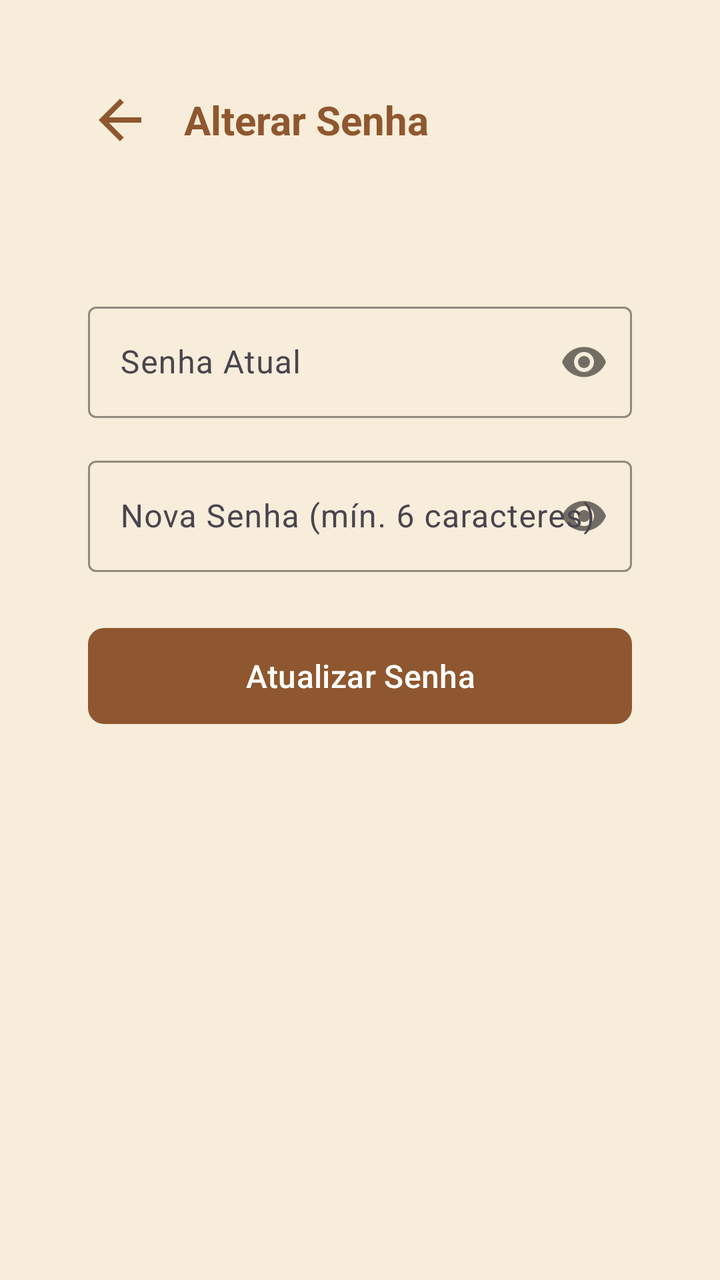
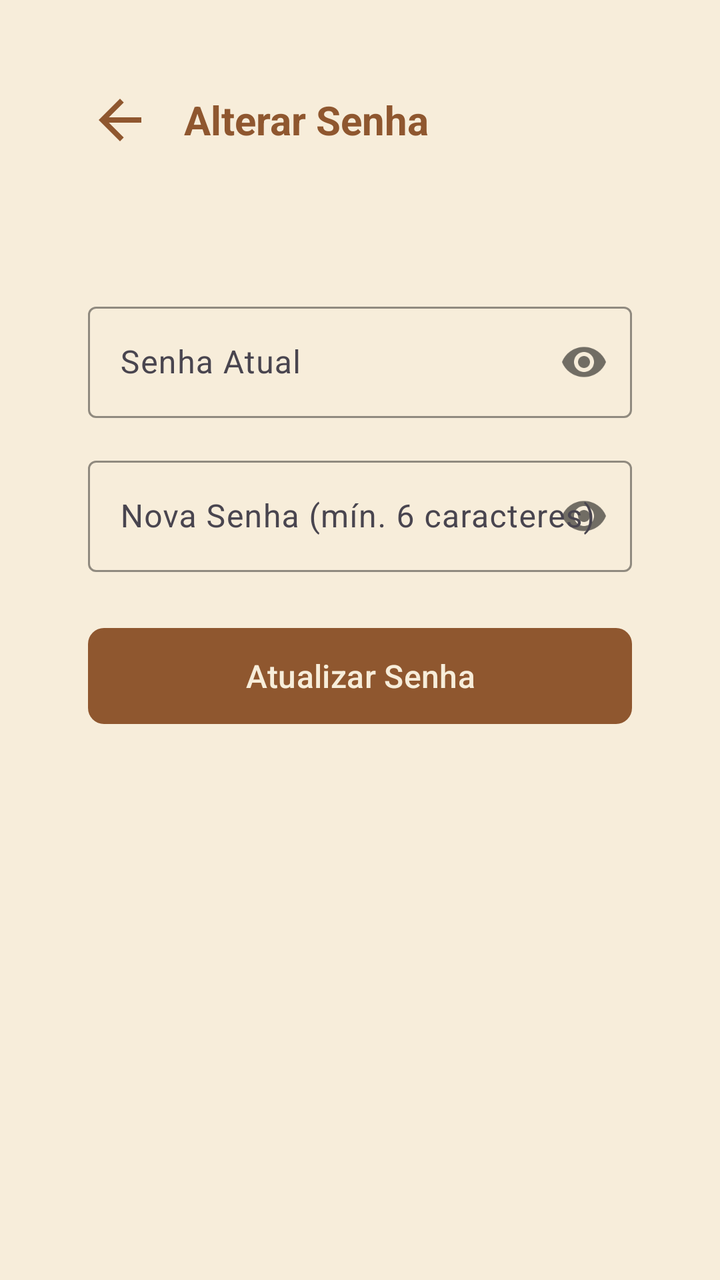

Screens rendered from an Android XML layout before and after an edit, with the pre-edit source and the edit as a unified diff.
<!-- AndroidManifest.xml: application theme Theme.VangustApp -->
<!-- res/layout/activity_alterar_senha.xml -->
<?xml version="1.0" encoding="utf-8"?>
<LinearLayout xmlns:android="http://schemas.android.com/apk/res/android"
    xmlns:app="http://schemas.android.com/apk/res-auto"
    android:id="@+id/main_alterar_senha"
    android:layout_width="match_parent"
    android:layout_height="match_parent"
    android:background="#F7EDDA"
    android:orientation="vertical"
    android:padding="24dp">

    
    <LinearLayout
        android:padding="20dp"
        android:layout_width="match_parent"
        android:layout_height="wrap_content"
        android:gravity="center_vertical"
        android:orientation="horizontal"
        android:layout_marginBottom="32dp">

        <ImageView
            android:id="@+id/btnVoltarAlterarSenha"
            android:layout_width="32dp"
            android:layout_height="32dp"
            android:src="@drawable/baseline_arrow_back"
            app:tint="#8F572F"
            android:contentDescription="Voltar" />

        <TextView
            android:layout_width="wrap_content"
            android:layout_height="wrap_content"
            android:layout_marginStart="16dp"
            android:text="Alterar Senha"
            android:textColor="#8F572F"
            android:textSize="20sp"
            android:textStyle="bold" />
    </LinearLayout>


    <LinearLayout
        android:padding="20dp"
        android:layout_width="match_parent"
        android:layout_height="wrap_content"
        android:gravity="center_vertical"
        android:orientation="vertical"
        android:layout_marginBottom="32dp">

    
    <com.google.android.material.textfield.TextInputLayout
        android:layout_width="match_parent"
        android:layout_height="wrap_content"
        android:layout_marginBottom="16dp"
        app:boxBackgroundMode="outline"
        app:boxStrokeColor="#8F572F"
        app:hintTextColor="#8F572F"
        app:passwordToggleEnabled="true">

        <com.google.android.material.textfield.TextInputEditText
            android:id="@+id/txSenhaAtual"
            android:layout_width="match_parent"
            android:layout_height="wrap_content"
            android:hint="Senha Atual"
            android:inputType="textPassword"
            android:textColor="@color/black" />
    </com.google.android.material.textfield.TextInputLayout>

    
    <com.google.android.material.textfield.TextInputLayout
        android:layout_width="match_parent"
        android:layout_height="wrap_content"
        android:layout_marginBottom="24dp"
        app:boxBackgroundMode="outline"
        app:boxStrokeColor="#8F572F"
        app:hintTextColor="#8F572F"
        app:passwordToggleEnabled="true">

        <com.google.android.material.textfield.TextInputEditText
            android:id="@+id/txNovaSenha"
            android:layout_width="match_parent"
            android:layout_height="wrap_content"
            android:hint="Nova Senha (mín. 6 caracteres)"
            android:inputType="textPassword"
            android:textColor="@color/black" />
    </com.google.android.material.textfield.TextInputLayout>

    
    <com.google.android.material.button.MaterialButton
        android:id="@+id/btnSalvarNovaSenha"
        android:layout_width="match_parent"
        android:layout_height="56dp"
        android:text="Atualizar Senha"
        android:textSize="16sp"
        app:backgroundTint="#8F572F"
        app:cornerRadius="8dp" />
    </LinearLayout>

</LinearLayout>
<!-- resources referenced by this layout -->
<resources>
  <color name="black">#FF000000</color>
  <!-- drawable baseline_arrow_back (drawable) -->
  <vector xmlns:android="http://schemas.android.com/apk/res/android" android:autoMirrored="true" android:height="24dp" android:tint="#000000" android:viewportHeight="24" android:viewportWidth="24" android:width="24dp">
        
      <path android:fillColor="@android:color/white" android:pathData="M20,11H7.83l5.59,-5.59L12,4l-8,8 8,8 1.41,-1.41L7.83,13H20v-2z"/>
      
  </vector>
  <style name="Theme.VangustApp" parent="Base.Theme.VangustApp" />
  <style name="Base.Theme.VangustApp" parent="Theme.Material3.DayNight.NoActionBar">
          
          
      </style>
</resources>

<!-- the commit's change to res/layout/activity_alterar_senha.xml (unified diff, before → after) -->
@@ -44,53 +44,56 @@
         android:orientation="vertical"
         android:layout_marginBottom="32dp">
 
-    
-    <com.google.android.material.textfield.TextInputLayout
-        android:layout_width="match_parent"
-        android:layout_height="wrap_content"
-        android:layout_marginBottom="16dp"
-        app:boxBackgroundMode="outline"
-        app:boxStrokeColor="#8F572F"
-        app:hintTextColor="#8F572F"
-        app:passwordToggleEnabled="true">
-
-        <com.google.android.material.textfield.TextInputEditText
-            android:id="@+id/txSenhaAtual"
+        
+        <com.google.android.material.textfield.TextInputLayout
             android:layout_width="match_parent"
             android:layout_height="wrap_content"
-            android:hint="Senha Atual"
-            android:inputType="textPassword"
-            android:textColor="@color/black" />
-    </com.google.android.material.textfield.TextInputLayout>
+            android:layout_marginBottom="16dp"
+            app:boxBackgroundMode="outline"
+            app:boxStrokeColor="#8F572F"
+            app:hintTextColor="#8F572F"
+            app:endIconTint="#8F572F"
+            app:passwordToggleEnabled="true">
 
-    
-    <com.google.android.material.textfield.TextInputLayout
-        android:layout_width="match_parent"
-        android:layout_height="wrap_content"
-        android:layout_marginBottom="24dp"
-        app:boxBackgroundMode="outline"
-        app:boxStrokeColor="#8F572F"
-        app:hintTextColor="#8F572F"
-        app:passwordToggleEnabled="true">
+            <com.google.android.material.textfield.TextInputEditText
+                android:id="@+id/txSenhaAtual"
+                android:layout_width="match_parent"
+                android:layout_height="wrap_content"
+                android:hint="Senha Atual"
+                android:inputType="textPassword"
+                android:textColor="@color/black" />
+        </com.google.android.material.textfield.TextInputLayout>
 
-        <com.google.android.material.textfield.TextInputEditText
-            android:id="@+id/txNovaSenha"
+        
+        <com.google.android.material.textfield.TextInputLayout
             android:layout_width="match_parent"
             android:layout_height="wrap_content"
-            android:hint="Nova Senha (mín. 6 caracteres)"
-            android:inputType="textPassword"
-            android:textColor="@color/black" />
-    </com.google.android.material.textfield.TextInputLayout>
+            android:layout_marginBottom="24dp"
+            app:boxBackgroundMode="outline"
+            app:boxStrokeColor="#8F572F"
+            app:hintTextColor="#8F572F"
+            app:endIconTint="#8F572F"
+            app:passwordToggleEnabled="true">
 
-    
-    <com.google.android.material.button.MaterialButton
-        android:id="@+id/btnSalvarNovaSenha"
-        android:layout_width="match_parent"
-        android:layout_height="56dp"
-        android:text="Atualizar Senha"
-        android:textSize="16sp"
-        app:backgroundTint="#8F572F"
-        app:cornerRadius="8dp" />
+            <com.google.android.material.textfield.TextInputEditText
+                android:id="@+id/txNovaSenha"
+                android:layout_width="match_parent"
+                android:layout_height="wrap_content"
+                android:hint="Nova Senha (mín. 6 caracteres)"
+                android:inputType="textPassword"
+                android:textColor="@color/black" />
+        </com.google.android.material.textfield.TextInputLayout>
+
+        
+        <com.google.android.material.button.MaterialButton
+            android:id="@+id/btnSalvarNovaSenha"
+            android:layout_width="match_parent"
+            android:layout_height="56dp"
+            android:text="Atualizar Senha"
+            android:textColor="#F7EDDA"
+            android:textSize="16sp"
+            app:backgroundTint="#8F572F"
+            app:cornerRadius="8dp" />
     </LinearLayout>
 
 </LinearLayout>
